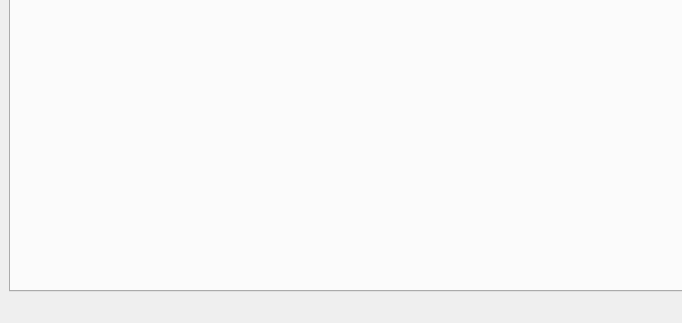
Above: QtApp/ParkingSensor/ui/mainwindow.ui from JakubBacik/WDS before the change; both pictures show x 0 to 682 and y 264 to 587 of the 788 by 587 pixel window. Below: the same form after it.
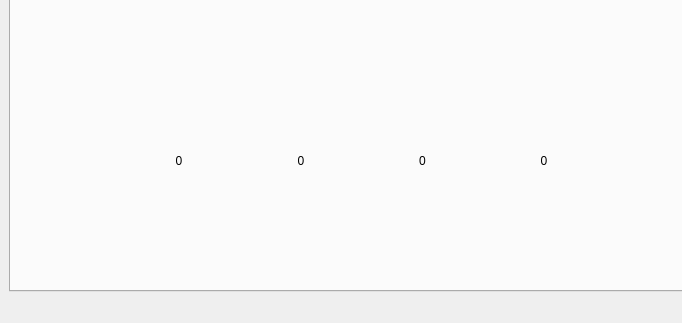
That is the form after the change. The open tabs and pages were chosen to show the change.

Commit message: Four label show current value

```diff
--- a/QtApp/ParkingSensor/ui/mainwindow.ui
+++ b/QtApp/ParkingSensor/ui/mainwindow.ui
@@ -24,6 +24,58 @@
        <attribute name="title">
         <string>Home</string>
        </attribute>
+       <widget class="QWidget" name="">
+        <property name="geometry">
+         <rect>
+          <x>110</x>
+          <y>350</y>
+          <width>481</width>
+          <height>41</height>
+         </rect>
+        </property>
+        <layout class="QHBoxLayout" name="horizontalLayout_2">
+         <item>
+          <widget class="QLabel" name="labelSensor1">
+           <property name="text">
+            <string>0</string>
+           </property>
+           <property name="alignment">
+            <set>Qt::AlignCenter</set>
+           </property>
+          </widget>
+         </item>
+         <item>
+          <widget class="QLabel" name="labelSensor2">
+           <property name="text">
+            <string>0</string>
+           </property>
+           <property name="alignment">
+            <set>Qt::AlignCenter</set>
+           </property>
+          </widget>
+         </item>
+         <item>
+          <widget class="QLabel" name="labelSensor3">
+           <property name="text">
+            <string>0</string>
+           </property>
+           <property name="alignment">
+            <set>Qt::AlignCenter</set>
+           </property>
+          </widget>
+         </item>
+         <item>
+          <widget class="QLabel" name="labelSensor4">
+           <property name="text">
+            <string>0</string>
+           </property>
+           <property name="alignment">
+            <set>Qt::AlignCenter</set>
+           </property>
+          </widget>
+         </item>
+        </layout>
+       </widget>
       </widget>
       <widget class="QWidget" name="PlotTab">
        <attribute name="title">
```
Left out of the diff: 2 changed lines with no effect on the pictures. The commit also changes 10 other files.
